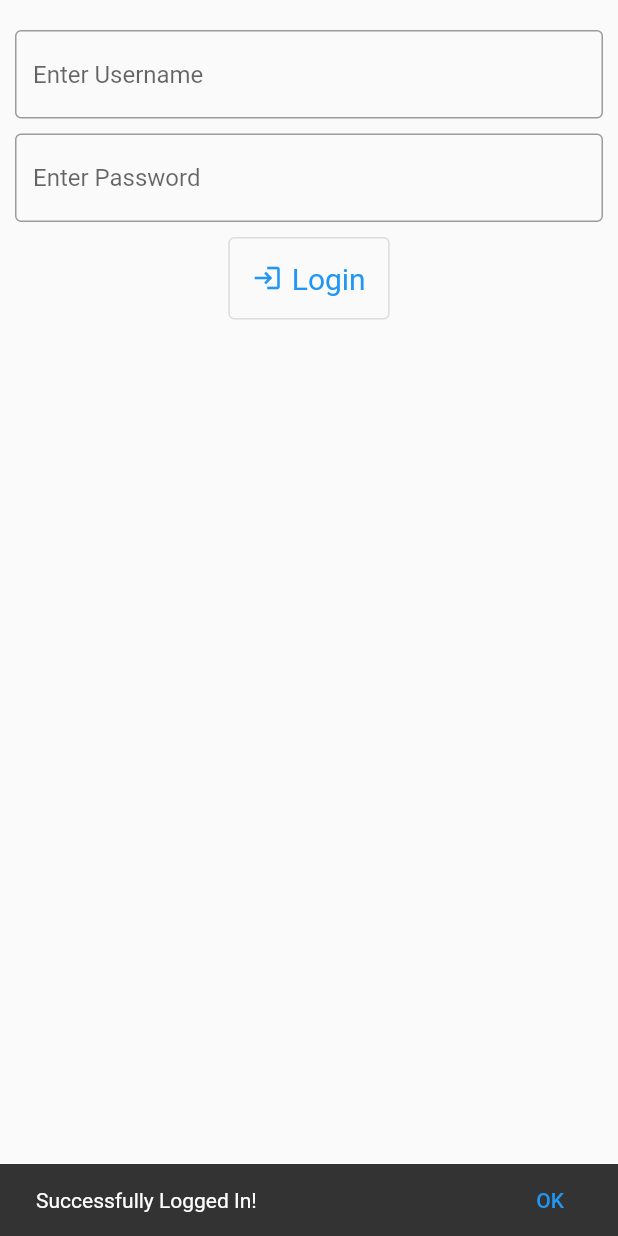
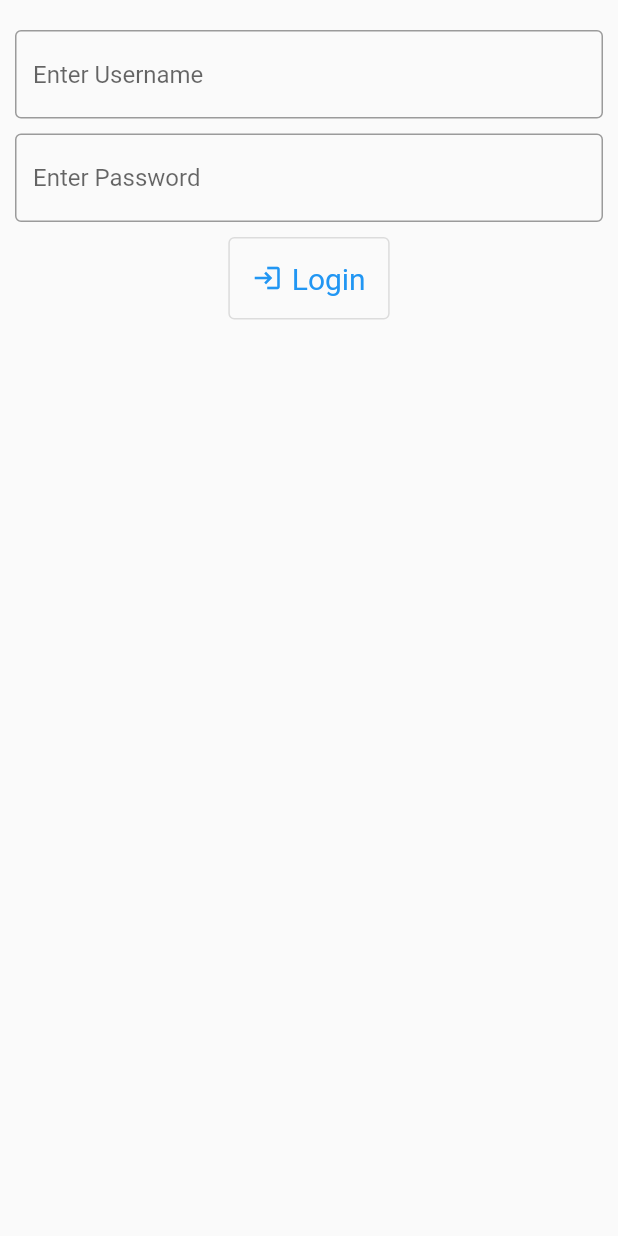
Before and after one commit to JakeSiewJK64/RhineCafe2.0, a Flutter app: the screen it shows after launch, after a tap on "Login", on a phone screen of 412 x 824 dp. Run offline on Flutter 3.47's test engine with Material 2 defaults, Android fonts, the phone set to English and light mode, and no system bars; project files that could hold a hidden picture were left out.

Commit message:
update: redirect to homepage on successful login

```diff
--- a/app/lib/components/authentication/login.dart
+++ b/app/lib/components/pages/authentication/login.dart
@@ -1,3 +1,5 @@
+import 'package:flutter/foundation.dart';
+
 import 'package:app/components/services/auth_services.dart';
 import 'package:app/components/utils/string_extensions.dart';
 import 'package:flutter/material.dart';
@@ -13,14 +15,15 @@ class _LoginComponentState extends State<LoginComponent> {
   late String? username;
   late String? password;
 
-  final _snackBar = SnackBar(
-    content: const Text('Successfully Logged In!'),
-    duration: const Duration(seconds: 5),
-    action: SnackBarAction(
-      label: 'OK',
-      onPressed: () {},
-    ),
-  );
+  late SnackBar _snackBar;
+
+  showSnackbar(String message) {
+    _snackBar = SnackBar(
+        content: Text(message),
+        duration: const Duration(seconds: 5),
+        action: SnackBarAction(label: 'OK', onPressed: (() => {})));
+    ScaffoldMessenger.of(context).showSnackBar(_snackBar);
+  }
 
   @override
   Widget build(BuildContext context) {
@@ -73,8 +76,20 @@ class _LoginComponentState extends State<LoginComponent> {
                   textStyle: const TextStyle(fontSize: 20),
                 ),
                 onPressed: () {
-                  ScaffoldMessenger.of(context).showSnackBar(_snackBar);
-                  const AuthService().validateAndSave(username!, password!);
+                  const AuthService()
+                      .validateAndSave(username!, password!)
+                      .then(
+                        (value) => {
+                          if (value.body.contains("jwtToken"))
+                            {
+                              Navigator.pushNamed(context, "/"),
+                            }
+                          else
+                            {
+                              showSnackbar(value.body.replaceAll("\"", "")),
+                            }
+                        },
+                      );
                 },
                 icon: const Icon(
                   Icons.login,
--- a/app/lib/main.dart
+++ b/app/lib/main.dart
@@ -1,5 +1,5 @@
-import 'package:app/components/authentication/login.dart';
-import 'package:app/components/homepage.dart';
+import 'package:app/components/pages/authentication/login.dart';
+import 'package:app/components/pages/home/homepage.dart';
 import 'package:flutter/material.dart';
 
 void main() {
@@ -19,8 +19,8 @@
       ),
       initialRoute: '/auth/authenticate',
       routes: {
+        "/": (context) => const MyHomePage(),
         "/auth/authenticate": (context) => const LoginComponent(),
-        "/home": (context) => const MyHomePage(),
       },
     );
   }
```
Also changed, not shown: app/lib/components/pages/home/homepage.dart (renamed from app/lib/components/homepage.dart).
